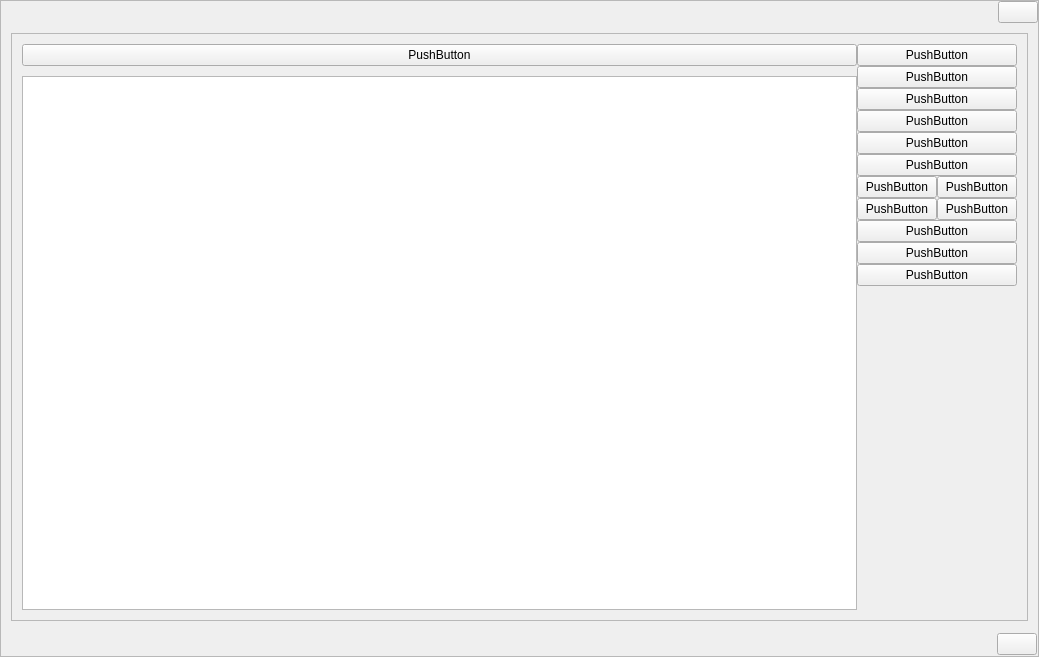
Qt form src/gui/ui/dlg.ui (LaM0uette/MyDLG) before a commit.
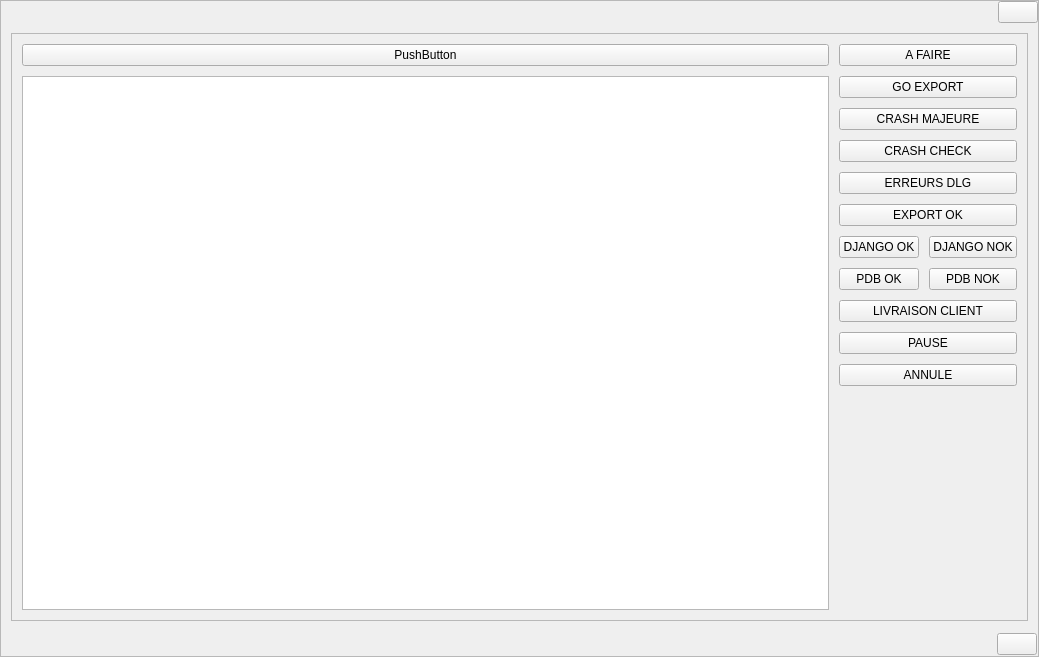
The same form after that commit.

Commit message: ui des dlg

What changed in the file:
```diff
--- a/src/gui/ui/dlg.ui
+++ b/src/gui/ui/dlg.ui
@@ -145,7 +145,10 @@
             <property name="bottomMargin">
              <number>10</number>
             </property>
-            <property name="spacing">
+            <property name="horizontalSpacing">
+             <number>10</number>
+            </property>
+            <property name="verticalSpacing">
              <number>0</number>
             </property>
             <item row="1" column="1">
@@ -156,101 +159,104 @@
               <property name="sizeHint" stdset="0">
                <size>
                 <width>20</width>
-                <height>233</height>
+                <height>193</height>
                </size>
               </property>
              </spacer>
             </item>
             <item row="0" column="1">
              <layout class="QGridLayout" name="gridLayout_2">
+              <property name="spacing">
+               <number>10</number>
+              </property>
               <item row="7" column="1">
                <widget class="QPushButton" name="pushButton_12">
                 <property name="text">
-                 <string>PushButton</string>
+                 <string>PDB NOK</string>
                 </property>
                </widget>
               </item>
               <item row="2" column="0" colspan="2">
                <widget class="QPushButton" name="pushButton_5">
                 <property name="text">
-                 <string>PushButton</string>
+                 <string>CRASH MAJEURE</string>
                 </property>
                </widget>
               </item>
               <item row="7" column="0">
                <widget class="QPushButton" name="pushButton_11">
                 <property name="text">
-                 <string>PushButton</string>
+                 <string>PDB OK</string>
                 </property>
                </widget>
               </item>
               <item row="1" column="0" colspan="2">
                <widget class="QPushButton" name="pushButton_3">
                 <property name="text">
-                 <string>PushButton</string>
+                 <string>GO EXPORT</string>
                 </property>
                </widget>
               </item>
               <item row="4" column="0" colspan="2">
                <widget class="QPushButton" name="pushButton_6">
                 <property name="text">
-                 <string>PushButton</string>
+                 <string>ERREURS DLG</string>
                 </property>
                </widget>
               </item>
               <item row="8" column="0" colspan="2">
                <widget class="QPushButton" name="pushButton_10">
                 <property name="text">
-                 <string>PushButton</string>
+                 <string>LIVRAISON CLIENT</string>
                 </property>
                </widget>
               </item>
               <item row="6" column="0">
                <widget class="QPushButton" name="pushButton_8">
                 <property name="text">
-                 <string>PushButton</string>
+                 <string>DJANGO OK</string>
                 </property>
                </widget>
               </item>
               <item row="6" column="1">
                <widget class="QPushButton" name="pushButton_9">
                 <property name="text">
-                 <string>PushButton</string>
+                 <string>DJANGO NOK</string>
                 </property>
                </widget>
               </item>
               <item row="0" column="0" colspan="2">
                <widget class="QPushButton" name="pushButton_2">
                 <property name="text">
-                 <string>PushButton</string>
+                 <string>A FAIRE</string>
                 </property>
                </widget>
               </item>
               <item row="3" column="0" colspan="2">
                <widget class="QPushButton" name="pushButton_4">
                 <property name="text">
-                 <string>PushButton</string>
+                 <string>CRASH CHECK</string>
                 </property>
                </widget>
               </item>
               <item row="5" column="0" colspan="2">
                <widget class="QPushButton" name="pushButton_7">
                 <property name="text">
-                 <string>PushButton</string>
+                 <string>EXPORT OK</string>
                 </property>
                </widget>
               </item>
               <item row="9" column="0" colspan="2">
                <widget class="QPushButton" name="pushButton_13">
                 <property name="text">
-                 <string>PushButton</string>
+                 <string>PAUSE</string>
                 </property>
                </widget>
               </item>
               <item row="10" column="0" colspan="2">
                <widget class="QPushButton" name="pushButton_14">
                 <property name="text">
-                 <string>PushButton</string>
+                 <string>ANNULE</string>
                 </property>
                </widget>
               </item>
```
Left out of the diff: 26 changed lines with no effect on the pictures. The commit also changes 3 other files.
